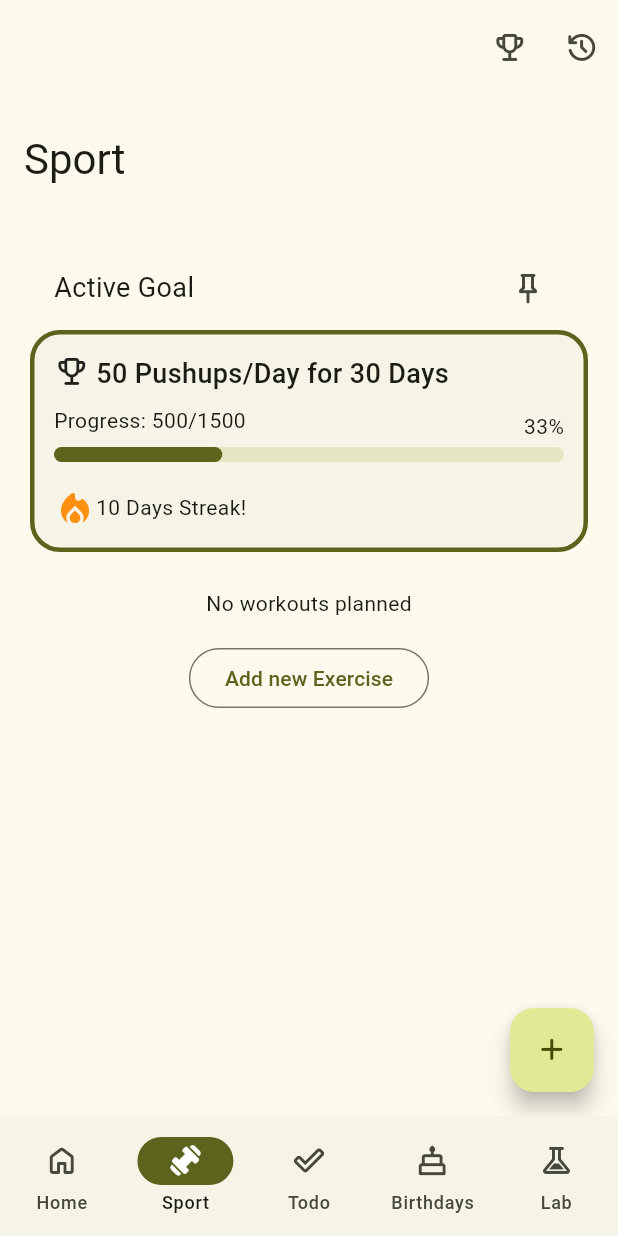
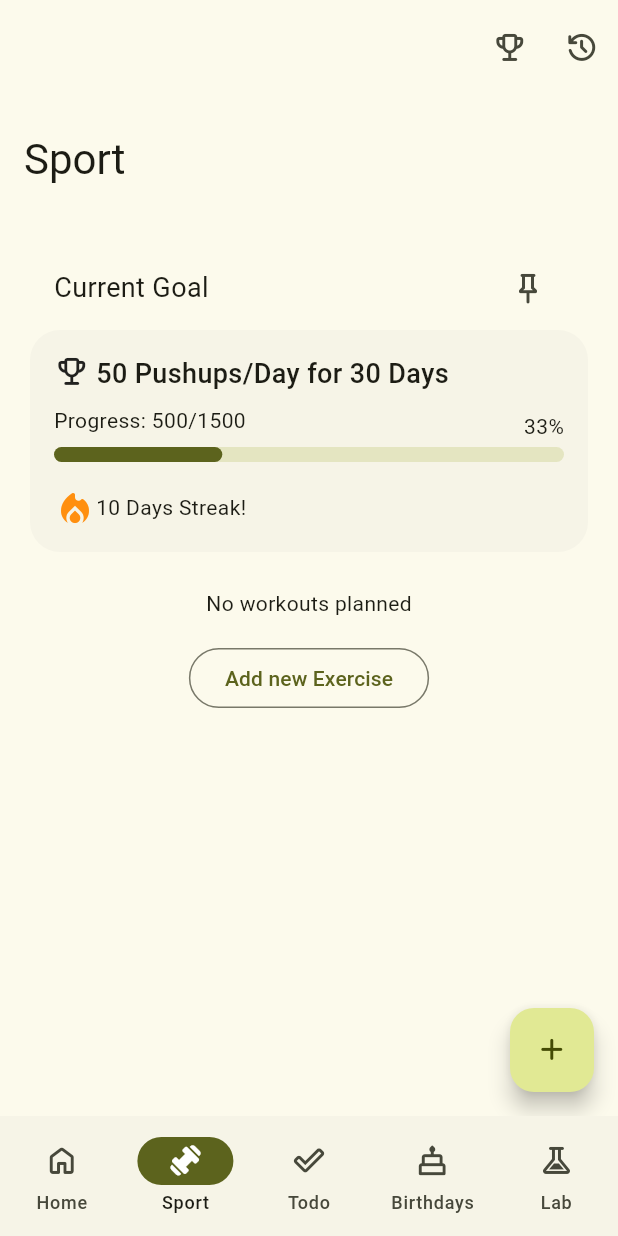
Before and after one commit to jan-kuwert/routine, a Flutter app: the screen it shows after launch, item 2 of the bottom bar chosen, on a phone screen of 412 x 824 dp. Run offline on Flutter 3.47's test engine with Material 3 defaults, Android fonts, the light colour scheme and no system bars; drawn by our look-alikes of flutter_expandable_fab; our stand-ins replace isar; accounts and stored records are empty; generated files the repository leaves out were written again.

```diff
--- a/lib/components/goal_card.dart
+++ b/lib/components/goal_card.dart
@@ -3,15 +3,22 @@ import 'package:routine/routine_icon_pack_icons.dart';
 
 class GoalCard extends StatefulWidget {
   final String title;
-  late bool pinned;
+  final bool pinned;
 
-  GoalCard({super.key, required this.title, this.pinned = false});
+  const GoalCard({super.key, required this.title, this.pinned = false});
 
   @override
   State<GoalCard> createState() => _GoalCardState();
 }
 
 class _GoalCardState extends State<GoalCard> {
+  String get title => widget.title;
+  bool get pinned => widget.pinned;
+
+  set pinned(bool value) {
+    pinned = value;
+  }
+
   final double progress = 0.33;
 
   @override
@@ -22,14 +29,14 @@ class _GoalCardState extends State<GoalCard> {
         child: Row(
           mainAxisAlignment: MainAxisAlignment.spaceBetween,
           children: [
-            Text(widget.title, style: const TextStyle(fontSize: 18.0)),
+            Text(title, style: const TextStyle(fontSize: 18.0)),
             IconButton(
               icon: Icon(
-                widget.pinned ? RoutineIconPack.keep_off : RoutineIconPack.keep,
+                pinned ? RoutineIconPack.keep_off : RoutineIconPack.keep,
               ),
               onPressed: () {
                 setState(() {
-                  widget.pinned = !(widget.pinned);
+                  pinned = !(pinned);
                 });
               },
             ),
@@ -42,10 +49,12 @@ class _GoalCardState extends State<GoalCard> {
           shadowColor: Colors.transparent,
           shape: RoundedRectangleBorder(
             borderRadius: BorderRadius.circular(20.0),
-            side: BorderSide(
-              color: Theme.of(context).primaryColor,
-              width: 3.0,
-            ),
+            side: pinned
+                ? BorderSide(
+                    color: Theme.of(context).primaryColor,
+                    width: 3.0,
+                  )
+                : BorderSide.none,
           ),
           child: Padding(
             padding: const EdgeInsets.all(16.0),
--- a/lib/db/entities/goal.dart
+++ b/lib/db/entities/goal.dart
@@ -19,6 +19,8 @@ class Goal {
 
   late double progress = 0;
 
+  late bool pinned = false;
+
   @enumerated
   late GoalType type;
 
--- a/lib/sport/sport_page.dart
+++ b/lib/sport/sport_page.dart
@@ -6,7 +6,6 @@ import 'package:flutter_expandable_fab/flutter_expandable_fab.dart';
 import 'package:routine/components/daily_card.dart';
 import 'package:routine/components/goal_card.dart';
 import 'package:routine/db/entities/exercise.dart';
-import 'package:routine/db/entities/goal.dart';
 import 'package:routine/db/entities/workout.dart';
 import 'package:routine/db/isar_service.dart';
 import 'package:routine/routine_icon_pack_icons.dart';
@@ -146,7 +145,7 @@ class _SportPageState extends State<SportPage> {
                 padding: const EdgeInsets.all(16.0),
                 child: Column(
                   children: <Widget>[
-                    GoalCard(title: 'Active Goal'),
+                    GoalCard(title: 'Current Goal'),
                     FutureBuilder<List<Workout>>(
                       future: widget.service.getWorkoutsAfterDate(
                           DateTime.now().subtract(const Duration(days: 1))),
```
Also changed, not shown: lib/db/entities/goal.g.dart.
